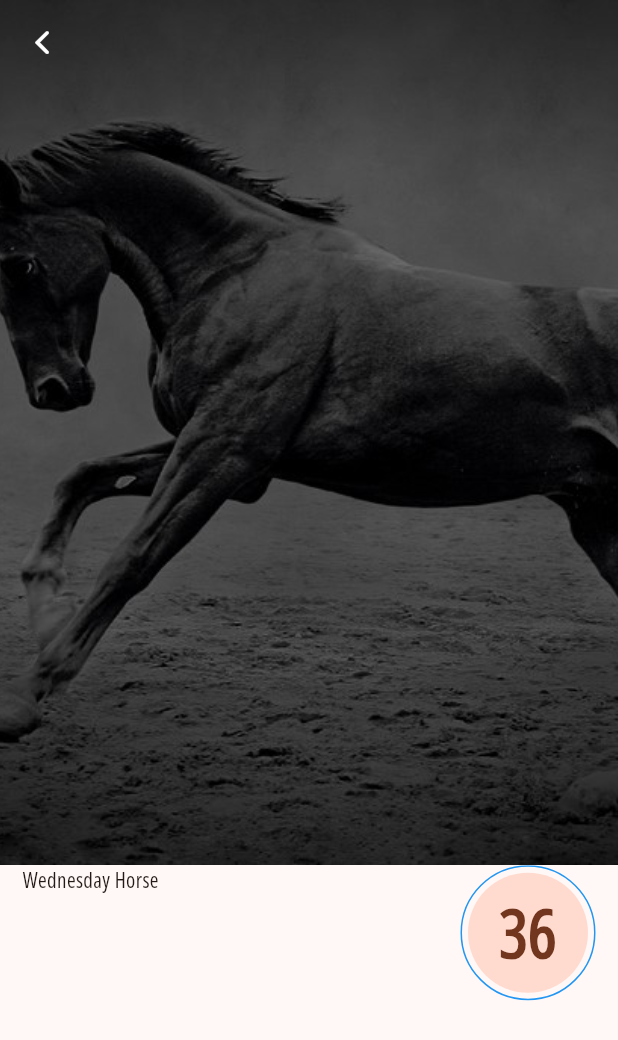
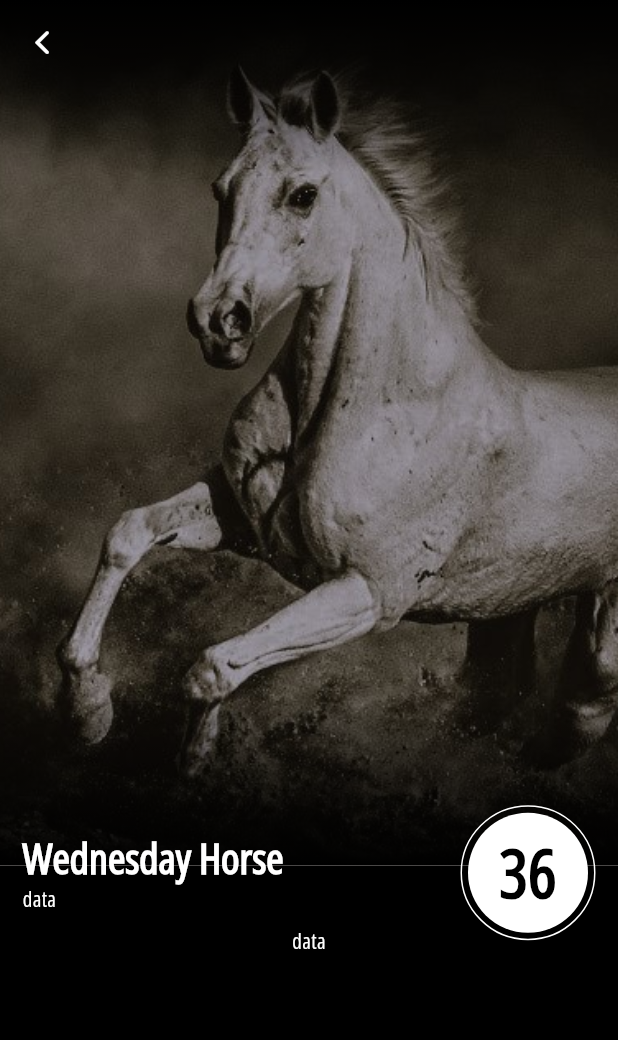
Before and after one commit to Munawer2022/Multi-Game-App, a Flutter app: the DetailScreen screen opened directly, on a phone screen of 412 x 824 dp. Shown: the top 1040 px of the screen. Run offline on Flutter 3.47's test engine with Material 2 defaults, Android fonts, the light colour scheme and no system bars; our stand-ins replace flutter_fortune_wheel, rxdart; missing offline and left inert: flutter_spinning_wheel, neopop.

Commit message:
first commit

```diff
--- a/lib/horse/detail_screen.dart
+++ b/lib/horse/detail_screen.dart
@@ -36,44 +36,84 @@ class _DetailScreenState extends State<DetailScreen> {
                       )),
 
                   automaticallyImplyLeading: false,
-                  flexibleSpace: Image.asset(
+                  pinned: true,
+                  expandedHeight: sized.size.height * 0.7,
+                  //400
+                  forceElevated: innerBoxIsScrolled,
+                  flexibleSpace: Container(
+                    height: double.infinity,
+                    width: double.infinity,
+                    foregroundDecoration: BoxDecoration(
+                      gradient: LinearGradient(
+                        colors: [
+                          Colors.black,
+                          Colors.transparent,
+                          Colors.transparent,
+                          Colors.black
+                        ],
+                        begin: Alignment.topCenter,
+                        end: Alignment.bottomCenter,
+                        stops: [0, 0.2, 0.8, 1],
+                      ),
+                    ),
+                    child: Image.asset(
                       'assets/images/detail_horse.jpg',
                       height: double.infinity,
                       width: double.infinity,
                       fit: BoxFit.cover,
                     ),
-                  // title: const Text('NestedScrollView'),
-                  pinned: false,
-                  expandedHeight: sized.size.height * 0.7,
-                  //400
-                  forceElevated: innerBoxIsScrolled,
                   ),
-              ];
-            },
-            body: SingleChildScrollView(
+                  // collapseMode: CollapseMode.parallax,
+
+                  bottom: PreferredSize(
+                    preferredSize: const Size.fromHeight(100.0),
+                    child: Transform.translate(
+                      offset: const Offset(0, 50),
                       child: Column(children: [
                         Padding(
                           padding: bidHorsePadding,
                           child: Row(
                             mainAxisAlignment: MainAxisAlignment.spaceBetween,
+                            crossAxisAlignment: CrossAxisAlignment.center,
+                            children: [
+                              Column(
                                 crossAxisAlignment: CrossAxisAlignment.start,
                                 children: [
-                      Text('Wednesday Horse'),
+                                  Text('Wednesday Horse',
+                                      overflow: TextOverflow.ellipsis,
+                                      maxLines: 2,
+                                      softWrap: false,
+                                      style: theme.textTheme.headline4
+                                          ?.copyWith(
+                                              fontWeight: FontWeight.bold,
+                                              color: Colors.white)
+                                      // ?.copyWith(color: Colors.black87),
+                                      ),
+                                  Text(
+                                    'data',
+                                    style: TextStyle(color: Colors.white),
+                                  )
+                                ],
+                              ),
                               Container(
                                 width: 90.0,
                                 height: 90.0,
                                 decoration: BoxDecoration(
                                   borderRadius: BorderRadius.circular(100.0),
-                          border: Border.all(width: 1.0, color: Colors.blue),
+                                  border: Border.all(
+                                      width: 1.0, color: Colors.white),
                                 ),
                                 child: const Center(
                                     child: CircleAvatar(
+                                  backgroundColor: Colors.white,
                                   radius: 40,
                                   child: Center(
                                       child: Text(
                                     '36',
                                     style: TextStyle(
-                                fontSize: 45, fontWeight: FontWeight.bold),
+                                        fontSize: 45,
+                                        color: Colors.black,
+                                        fontWeight: FontWeight.bold),
                                   )),
                                 )),
                               ),
@@ -81,6 +121,54 @@ class _DetailScreenState extends State<DetailScreen> {
                           ),
                         ),
                       ]),
+                    ),
+                  ),
+                ),
+              ];
+            },
+            body: Container(
+              height: double.infinity,
+              width: double.infinity,
+              color: Colors.black,
+              child: SingleChildScrollView(
+                child: Column(children: [
+                  SizedBox(
+                    height: sized.size.height * 0.05,
+                  ),
+                  Text(
+                    'data',
+                    style: TextStyle(color: Colors.white),
+                  )
+                  // Padding(
+                  //   padding: bidHorsePadding,
+                  //   child: Row(
+                  //     mainAxisAlignment: MainAxisAlignment.spaceBetween,
+                  //     crossAxisAlignment: CrossAxisAlignment.start,
+                  //     children: [
+                  //       Text('Wednesday Horse'),
+                  //       Container(
+                  //         width: 90.0,
+                  //         height: 90.0,
+                  //         decoration: BoxDecoration(
+                  //           borderRadius: BorderRadius.circular(100.0),
+                  //           border: Border.all(width: 1.0, color: Colors.blue),
+                  //         ),
+                  //         child: const Center(
+                  //             child: CircleAvatar(
+                  //           radius: 40,
+                  //           child: Center(
+                  //               child: Text(
+                  //             '36',
+                  //             style: TextStyle(
+                  //                 fontSize: 45, fontWeight: FontWeight.bold),
+                  //           )),
+                  //         )),
+                  //       ),
+                  //     ],
+                  //   ),
+                  // ),
+                ]),
+              ),
             )));
   }
 }
--- a/lib/horse/horse_bid.dart
+++ b/lib/horse/horse_bid.dart
@@ -287,10 +287,8 @@ class _HorseBidState extends State<HorseBid> {
                                   },
                                 ));
                           })),
-
-
                   SizedBox(height: sized.size.height * 0.04),
-                 TicketWidget(
+                  TicketWidget(
                     color: Colors.grey.shade300,
                     width: 300,
                     height: 330,
@@ -339,7 +337,6 @@ class _HorseBidState extends State<HorseBid> {
                       ),
                     ),
                   ),
-
                 ]),
               );
             })));
```
Also changed, not shown: assets/images/detail_horse.jpg. Lines whose indentation alone changed are shown as unchanged.
